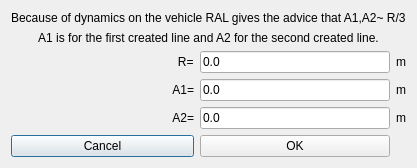
bbrangeo/OpenInfraPlatform, file src/OpenInfraPlatform/Forms/CreateLineClothoidArcClothoidLine.ui: the form before one commit.
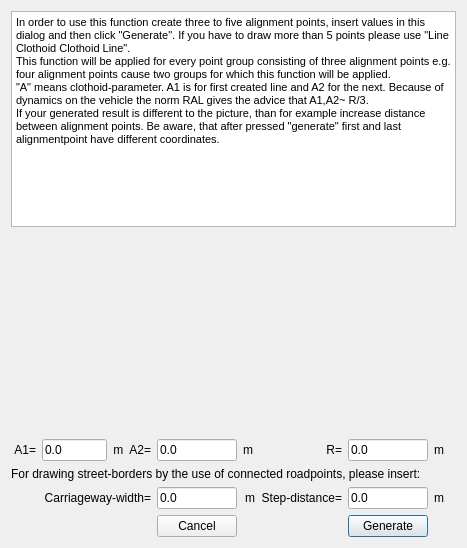
The form after the commit.

What changed in the file:
```diff
--- a/src/OpenInfraPlatform/Forms/CreateLineClothoidArcClothoidLine.ui
+++ b/src/OpenInfraPlatform/Forms/CreateLineClothoidArcClothoidLine.ui
@@ -6,114 +6,167 @@
    <rect>
     <x>0</x>
     <y>0</y>
-    <width>375</width>
-    <height>157</height>
+    <width>441</width>
+    <height>548</height>
    </rect>
   </property>
   <property name="windowTitle">
    <string>Create-Line-Clothoid-Arc-Clothoid-Line</string>
   </property>
   <layout class="QGridLayout" name="gridLayout">
-   <item row="4" column="1">
-    <widget class="QLineEdit" name="lineEdit_A2">
+   <item row="10" column="5">
+    <widget class="QLineEdit" name="lineEdit_d_2">
      <property name="text">
       <string>0.0</string>
      </property>
     </widget>
    </item>
-   <item row="0" column="0" colspan="3">
-    <widget class="QLabel" name="label">
+   <item row="10" column="0" colspan="3">
+    <widget class="QLabel" name="label_19">
      <property name="text">
-      <string>Because of dynamics on the vehicle RAL gives the advice that A1,A2~ R/3</string>
+      <string>Carriageway-width=</string>
      </property>
+     <property name="alignment">
+      <set>Qt::AlignRight|Qt::AlignTrailing|Qt::AlignVCenter</set>
+     </property>
     </widget>
    </item>
-   <item row="3" column="2">
+   <item row="9" column="0" colspan="9">
+    <widget class="QLabel" name="label_17">
+     <property name="text">
+      <string>For drawing street-borders by the use of connected roadpoints, please insert:</string>
+     </property>
+    </widget>
+   </item>
+   <item row="10" column="3">
+    <widget class="QLineEdit" name="lineEdit_c_2">
+     <property name="text">
+      <string>0.0</string>
+     </property>
+    </widget>
+   </item>
+   <item row="7" column="2">
+    <widget class="QLabel" name="label_4">
+     <property name="text">
+      <string>m  A2=</string>
+     </property>
+     <property name="alignment">
+      <set>Qt::AlignRight|Qt::AlignTrailing|Qt::AlignVCenter</set>
+     </property>
+    </widget>
+   </item>
+   <item row="13" column="5">
+    <widget class="QPushButton" name="pushButtonGenerate">
+     <property name="text">
+      <string>Generate</string>
+     </property>
+    </widget>
+   </item>
+   <item row="7" column="0">
+    <widget class="QLabel" name="label_2">
+     <property name="text">
+      <string> A1=</string>
+     </property>
+     <property name="alignment">
+      <set>Qt::AlignRight|Qt::AlignTrailing|Qt::AlignVCenter</set>
+     </property>
+    </widget>
+   </item>
+   <item row="10" column="6">
+    <widget class="QLabel" name="label_20">
+     <property name="text">
+      <string>m</string>
+     </property>
+    </widget>
+   </item>
+   <item row="7" column="6">
     <widget class="QLabel" name="label_6">
      <property name="text">
       <string>m</string>
      </property>
     </widget>
    </item>
-   <item row="5" column="0">
+   <item row="10" column="4">
+    <widget class="QLabel" name="label_21">
+     <property name="text">
+      <string>m  Step-distance=</string>
+     </property>
+     <property name="alignment">
+      <set>Qt::AlignRight|Qt::AlignTrailing|Qt::AlignVCenter</set>
+     </property>
+    </widget>
+   </item>
+   <item row="13" column="3">
     <widget class="QPushButton" name="pushButtonCancel">
      <property name="text">
       <string>Cancel</string>
      </property>
     </widget>
    </item>
-   <item row="2" column="1">
-    <widget class="QLineEdit" name="lineEdit_R">
-     <property name="text">
-      <string>0.0</string>
-     </property>
-    </widget>
-   </item>
-   <item row="3" column="0">
-    <widget class="QLabel" name="label_4">
-     <property name="text">
-      <string>A1=</string>
-     </property>
-     <property name="alignment">
-      <set>Qt::AlignRight|Qt::AlignTrailing|Qt::AlignVCenter</set>
-     </property>
-    </widget>
-   </item>
-   <item row="4" column="0">
+   <item row="7" column="4">
     <widget class="QLabel" name="label_3">
      <property name="text">
-      <string>A2=</string>
+      <string>m                      R=</string>
      </property>
      <property name="alignment">
       <set>Qt::AlignRight|Qt::AlignTrailing|Qt::AlignVCenter</set>
      </property>
     </widget>
    </item>
-   <item row="3" column="1">
+   <item row="7" column="5">
+    <widget class="QLineEdit" name="lineEdit_R">
+     <property name="text">
+      <string>0.0</string>
+     </property>
+    </widget>
+   </item>
+   <item row="7" column="1">
     <widget class="QLineEdit" name="lineEdit_A1">
+     <property name="minimumSize">
+      <size>
+       <width>65</width>
+       <height>0</height>
+      </size>
+     </property>
      <property name="text">
       <string>0.0</string>
      </property>
     </widget>
    </item>
-   <item row="2" column="2">
-    <widget class="QLabel" name="label_5">
+   <item row="7" column="3">
+    <widget class="QLineEdit" name="lineEdit_A2">
      <property name="text">
-      <string>m</string>
+      <string>0.0</string>
      </property>
     </widget>
    </item>
-   <item row="1" column="0" colspan="3">
-    <widget class="QLabel" name="label_9">
-     <property name="text">
-      <string>A1 is for the first created line and A2 for the second created line.</string>
+   <item row="0" column="0" colspan="9">
+    <widget class="QTextBrowser" name="textBrowser">
+     <property name="html">
+      <string>&lt;!DOCTYPE HTML PUBLIC &quot;-//W3C//DTD HTML 4.0//EN&quot; &quot;http://www.w3.org/TR/REC-html40/strict.dtd&quot;&gt;
+&lt;html&gt;&lt;head&gt;&lt;meta name=&quot;qrichtext&quot; content=&quot;1&quot; /&gt;&lt;style type=&quot;text/css&quot;&gt;
+p, li { white-space: pre-wrap; }
+&lt;/style&gt;&lt;/head&gt;&lt;body style=&quot; font-family:'MS Shell Dlg 2'; font-size:8.25pt; font-weight:400; font-style:normal;&quot;&gt;
+&lt;p style=&quot; margin-top:0px; margin-bottom:0px; margin-left:0px; margin-right:0px; -qt-block-indent:0; text-indent:0px;&quot;&gt;In order to use this function create three to five alignment points, insert values in this dialog and then click &amp;quot;Generate&amp;quot;. If you have to draw more than 5 points please use &amp;quot;Line Clothoid Clothoid Line&amp;quot;.&lt;/p&gt;
+&lt;p style=&quot; margin-top:0px; margin-bottom:0px; margin-left:0px; margin-right:0px; -qt-block-indent:0; text-indent:0px;&quot;&gt;This function will be applied for every point group consisting of three alignment points e.g. four alignment points cause two groups for which this function will be applied.&lt;/p&gt;
+&lt;p style=&quot; margin-top:0px; margin-bottom:0px; margin-left:0px; margin-right:0px; -qt-block-indent:0; text-indent:0px;&quot;&gt;&amp;quot;A&amp;quot; means clothoid-parameter. A1 is for first created line and A2 for the next. Because of dynamics on the vehicle the norm RAL gives the advice that A1,A2~ R/3.&lt;/p&gt;
+&lt;p style=&quot; margin-top:0px; margin-bottom:0px; margin-left:0px; margin-right:0px; -qt-block-indent:0; text-indent:0px;&quot;&gt;If your generated result is different to the picture, than for example increase distance between alignment points. Be aware, that after pressed &amp;quot;generate&amp;quot; first and last alignmentpoint have different coordinates.&lt;/p&gt;&lt;/body&gt;&lt;/html&gt;</string>
      </property>
-     <property name="alignment">
-      <set>Qt::AlignCenter</set>
-     </property>
     </widget>
    </item>
-   <item row="5" column="1">
-    <widget class="QPushButton" name="pushButtonGenerate">
-     <property name="text">
-      <string>OK</string>
+   <item row="1" column="0" colspan="9">
+    <widget class="QLabel" name="labelPicture">
+     <property name="minimumSize">
+      <size>
+       <width>0</width>
+       <height>200</height>
+      </size>
      </property>
-    </widget>
-   </item>
-   <item row="2" column="0">
-    <widget class="QLabel" name="label_2">
      <property name="text">
-      <string>                                                  R=</string>
+      <string/>
      </property>
-     <property name="alignment">
-      <set>Qt::AlignCenter</set>
-     </property>
-    </widget>
-   </item>
-   <item row="4" column="2">
-    <widget class="QLabel" name="label_7">
-     <property name="text">
-      <string>m</string>
+     <property name="scaledContents">
+      <bool>true</bool>
      </property>
     </widget>
    </item>
```
